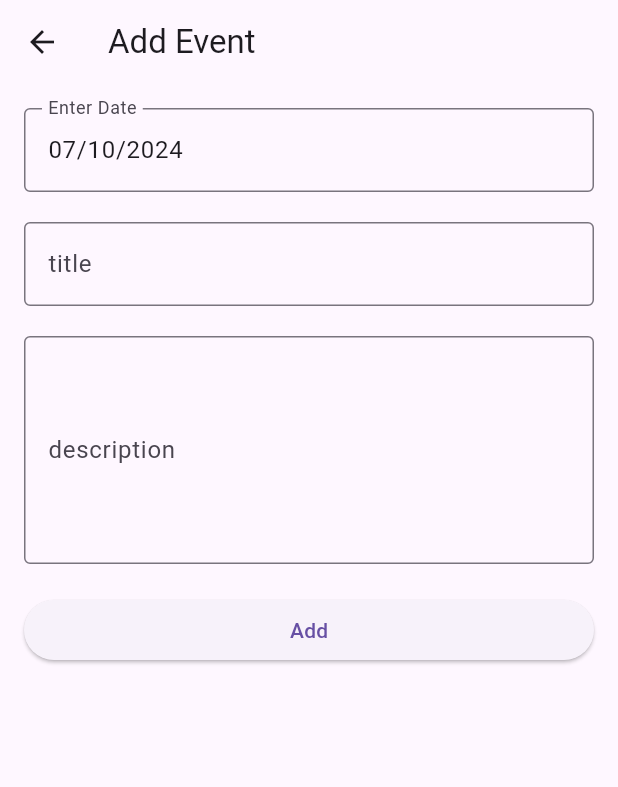
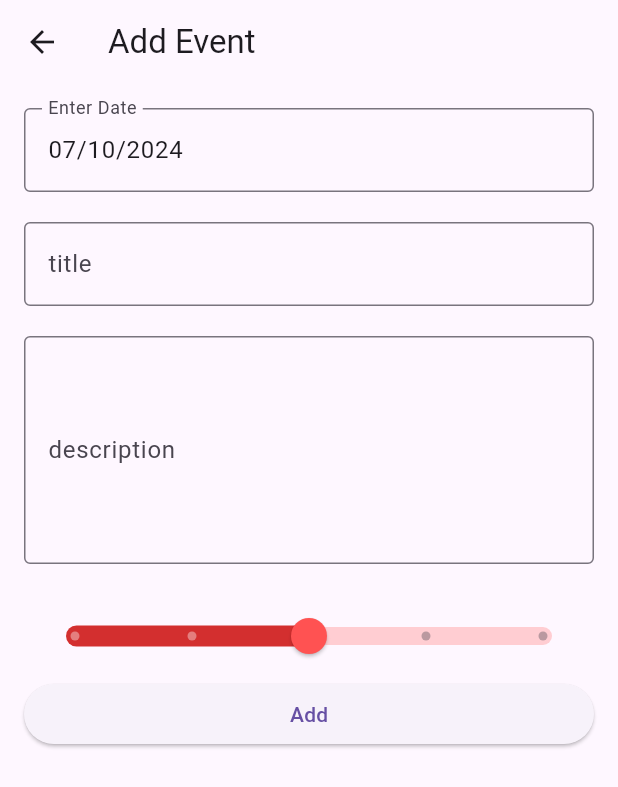
Before and after one commit to niaotaojiao/gemilife, a Flutter app: the screen it shows once a user with an empty profile is signed in, after a tap on the "add" icon, on a phone screen of 412 x 824 dp. Shown: the top 787 px of the screen. Run offline on Flutter 3.47's test engine with Material 3 defaults, Android fonts, the phone set to English and light mode, and no system bars; our stand-ins replace audioplayers, camera, cloud_firestore, firebase_auth, firebase_core, flutter_dotenv and 5 more; missing offline and left inert: google_mlkit_commons, google_mlkit_pose_detection; accounts and stored records are empty.

Commit message:
add slider widget

```diff
--- a/lib/home/pages/add_event_page.dart
+++ b/lib/home/pages/add_event_page.dart
@@ -1,6 +1,7 @@
 import 'package:cloud_firestore/cloud_firestore.dart';
 import 'package:firebase_auth/firebase_auth.dart';
 import 'package:flutter/material.dart';
+import 'package:gemilife/home/widgets/custom_slider.dart';
 
 class AddEvent extends StatefulWidget {
   final DateTime today;
@@ -108,6 +109,7 @@ class _AddEventState extends State<AddEvent> {
           const SizedBox(
             height: 20,
           ),
+          CustomSlider(),
           ElevatedButton(
             onPressed: () {
               _addEvent();
--- /dev/null
+++ b/lib/home/widgets/custom_slider.dart
@@ -0,0 +1,43 @@
+import 'package:flutter/material.dart';
+
+class CustomSlider extends StatefulWidget {
+  const CustomSlider({super.key});
+
+  @override
+  State<CustomSlider> createState() => _CustomSliderState();
+}
+
+class _CustomSliderState extends State<CustomSlider> {
+  double _value = 3;
+  @override
+  Widget build(BuildContext context) {
+    return SliderTheme(
+      data: SliderTheme.of(context).copyWith(
+        activeTrackColor: Colors.red[700],
+        inactiveTrackColor: Colors.red[100],
+        trackHeight: 12.0,
+        thumbColor: Colors.redAccent,
+        thumbShape: RoundSliderThumbShape(enabledThumbRadius: 12.0),
+        valueIndicatorColor: Colors.red,
+        valueIndicatorTextStyle: const TextStyle(
+          color: Colors.white,
+          fontSize: 18,
+        ),
+        overlayColor: Colors.red.withAlpha(32),
+        overlayShape: RoundSliderOverlayShape(overlayRadius: 28.0),
+      ),
+      child: Slider(
+        min: 1,
+        max: 5,
+        divisions: 4,
+        value: _value,
+        label: _value.round().toString(),
+        onChanged: (value) {
+          setState(() {
+            _value = value;
+          });
+        },
+      ),
+    );
+  }
+}
```
